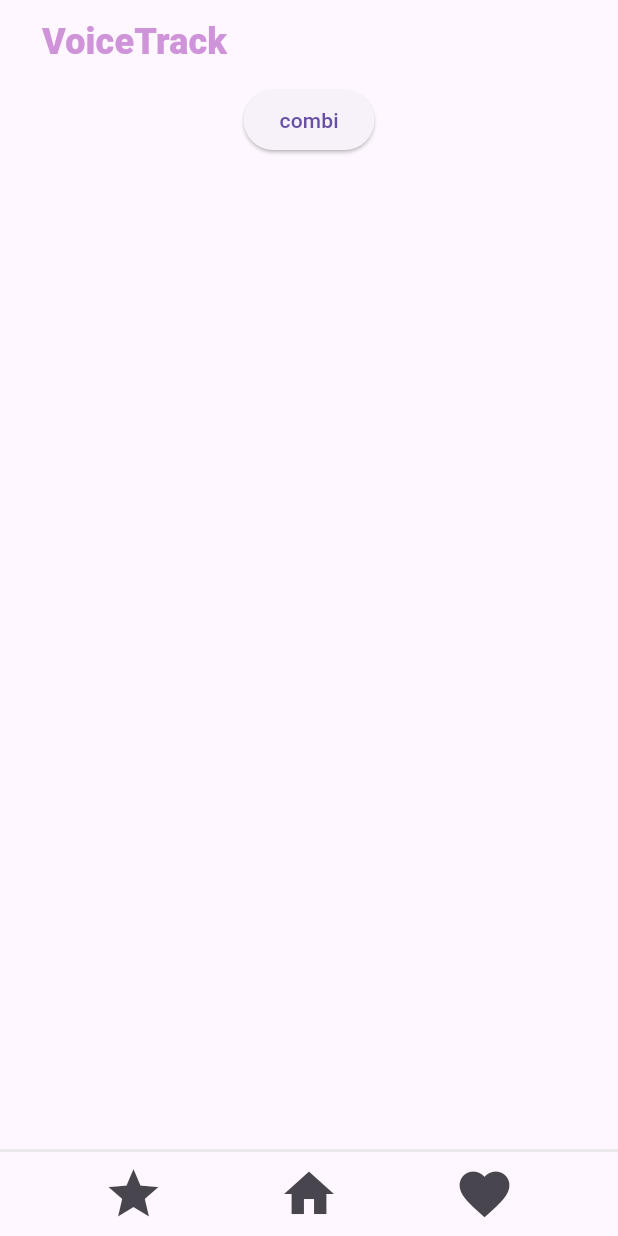
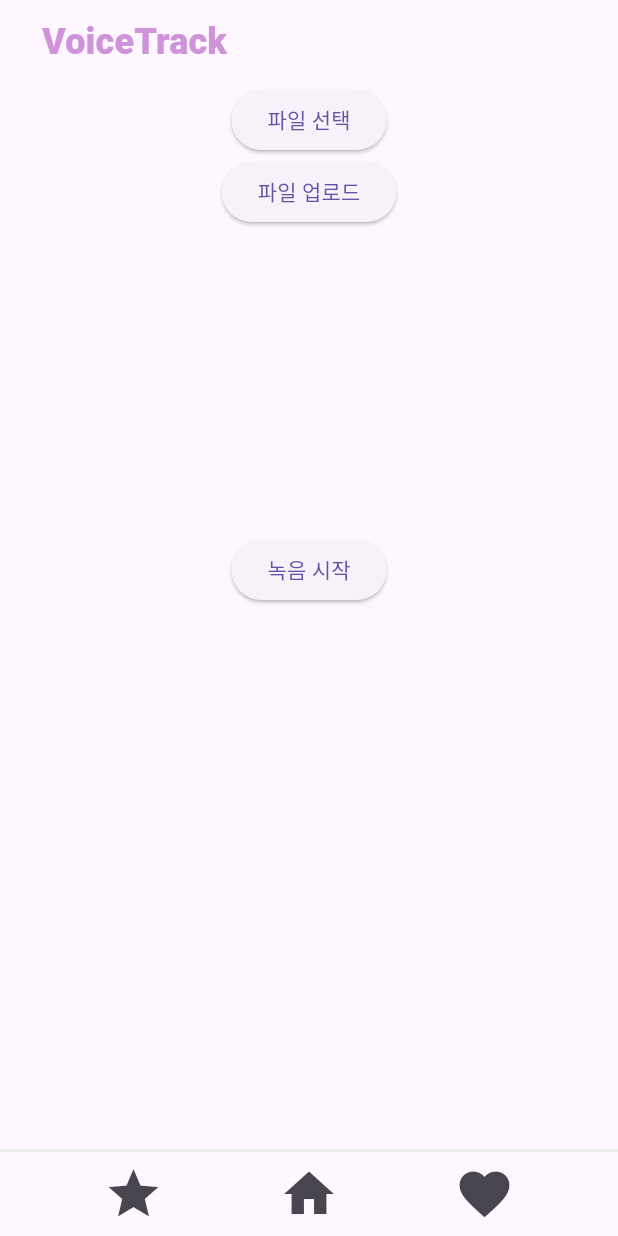
Before and after one commit to seonghorang/Voice_Project, a Flutter app: the screen it shows after launch, on a phone screen of 412 x 824 dp. Run offline on Flutter 3.47's test engine with Material 3 defaults, Android fonts, the phone set to English and light mode, and no system bars; our stand-ins replace audioplayers, file_picker, permission_handler; missing offline and left inert: flutter_sound.

Commit message:
[FNT] 메인.dart 변경

```diff
--- a/VoiceTrack/lib/main.dart
+++ b/VoiceTrack/lib/main.dart
@@ -1,6 +1,8 @@
 import 'package:flutter/material.dart';
-import 'package:voicetrack/screens/record/combi.dart';
+// import 'package:voicetrack/screens/record/combi.dart';
 import 'package:voicetrack/widgets/navigationbar.dart';
+import 'package:voicetrack/widgets/filerange.dart';
+import 'package:voicetrack/widgets/record.dart';
 
 void main() {
   runApp(const MyApp());
@@ -14,12 +16,14 @@ class MyApp extends StatelessWidget {
       home: Scaffold(
         appBar: AppBar(
           title: TextButton(
-          child: Text('VoiceTrack',
+            child: Text(
+              'VoiceTrack',
               style: TextStyle(
                 color: Colors.purple[200],
                 fontSize: 24,
                 fontWeight: FontWeight.w800,
-              )),
+              ),
+            ),
             onPressed: () {
               Navigator.pushReplacement(
                 context,
@@ -27,26 +31,20 @@ class MyApp extends StatelessWidget {
               );
             },
           ),
-        // elevation: 10.0,
         ),
-      body: Center(
-        child: Column(children: [
-          Builder(builder: (BuildContext context) {
-            return ElevatedButton(
-              child: const Text('combi'),
-              onPressed: () {
-                Navigator.push(
-                  context,
-                  MaterialPageRoute(
-                    builder: (context) => Combi(),
+        body: Column(
+          children: [
+            SizedBox(
+              height: 300,
+              child: FileRangeWidget(),
+            ),
+            SizedBox(
+              child: RecordWidget(),
+            ),
+          ],
+        ),
+        bottomNavigationBar: Navigationbar(),
       ),
     );
-              },
-            );
-          }),
-        ]),
-      ),
-      bottomNavigationBar: Navigationbar(),
-    ));
   }
 }
--- /dev/null
+++ b/VoiceTrack/lib/widgets/filerange.dart
@@ -0,0 +1,168 @@
+import 'package:audioplayers/audioplayers.dart';
+import 'package:file_picker/file_picker.dart';
+import 'package:http/http.dart' as http;
+import 'package:path/path.dart' as path;
+import 'package:flutter/material.dart';
+import 'dart:convert';
+import 'dart:io';
+
+AudioPlayer audioPlayer = AudioPlayer();
+
+class FileRangeWidget extends StatefulWidget {
+  FileRangeWidget({Key? key}) : super(key: key);
+  @override
+  FileRangeWidgetState createState() => FileRangeWidgetState();
+}
+
+class FileRangeWidgetState extends State<FileRangeWidget> {
+  String? key;
+  String? fileName;
+  String? fileUrl;
+  bool _isLoading = false;
+  List<File> _selectedFiles = [];
+  List<String> fileNames = [];
+  List<String> keys = [];
+
+  void uploadAllFiles() async {
+    setState(() {
+      _isLoading = true;
+    });
+
+    audioPlayer.play(AssetSource('sounds/ailoading.mp3'));
+
+    var request = http.MultipartRequest(
+        'POST', Uri.parse('http://172.30.1.17:5000/upload'));
+
+    for (var file in _selectedFiles) {
+      request.files.add(await http.MultipartFile.fromPath('file', file.path));
+    }
+
+    var response = await request.send();
+    if (response.statusCode == 200) {
+      print('Upload successful');
+      response.stream.transform(utf8.decoder).join().then((value) {
+        print(value);
+        Map<String, dynamic> responseJson = jsonDecode(value);
+        responseJson.entries.forEach((entry) {
+          setState(() {
+            fileNames.add(entry.key);
+            keys.add(entry.value);
+            // Map<String, dynamic> result = jsonDecode(value);
+            // setState(() {
+            //   key = result['key']; // 서버 응답에서 키값 추출
+            //   fileName = file.path.split('/').last; // 파일 이름 추출
+          });
+        });
+      });
+    } else {
+      print('Upload failed');
+    }
+    setState(() {
+      _isLoading = false; // 파일 업로드 완료 후에 로딩 상태를 false로 설정
+      _selectedFiles.clear();
+    });
+    audioPlayer.stop();
+    fileNames.clear();
+    keys.clear();
+  }
+
+  @override
+  Widget build(BuildContext context) {
+    return Center(
+      child: _isLoading
+          ? Column(
+              mainAxisAlignment: MainAxisAlignment.center,
+              children: <Widget>[
+                CircularProgressIndicator(),
+                Padding(
+                  padding: const EdgeInsets.only(top: 20),
+                  child: Text("AI가 돌아가고 이쓰요!"),
+                ),
+              ],
+            )
+          : ListView(
+              children: [
+                Align(
+                  child: ElevatedButton(
+                    child: Text('파일 선택'),
+                    onPressed: () async {
+                      FilePickerResult? result =
+                          await FilePicker.platform.pickFiles(
+                        allowMultiple: true,
+                      );
+                      if (result != null) {
+                        setState(() {
+                          // 화면을 갱신합니다.
+                          List<File> files =
+                              result.paths.map((path) => File(path!)).toList();
+                          // 새롭게 선택한 파일들을 리스트에 추가합니다.
+                          _selectedFiles.addAll(files);
+                        });
+                      } else {
+                        print('파일 선택 취소');
+                      }
+                    },
+                  ),
+                ),
+                ..._selectedFiles
+                    .map((file) => Text(
+                          '선택된 파일: ${path.basename(file.path)}', // 파일 이름 앞에 '선택된 파일: ' 텍스트를 추가합니다.
+                          style: TextStyle(
+                              fontWeight:
+                                  FontWeight.bold), // 선택된 파일 이름에 볼드체를 적용합니다.
+                        ))
+                    .toList(),
+                Align(
+                  child: ElevatedButton(
+                    // '파일 업로드' 버튼을 누르면 선택한 모든 파일을 업로드합니다.
+                    onPressed: uploadAllFiles,
+                    child: Text('파일 업로드'),
+                  ),
+                ),
+                ...List.generate(fileNames.length, (index) {
+                  return Column(
+                    children: [
+                      RichText(
+                        text: TextSpan(
+                          children: [
+                            TextSpan(
+                              text: '파일명: ',
+                              style: TextStyle(
+                                color: Colors.black,
+                                fontWeight: FontWeight.bold, // 볼드체
+                                fontSize: 18, // 글자 크기
+                              ),
+                            ),
+                            TextSpan(
+                              text: '${fileNames[index]}',
+                              style: TextStyle(color: Colors.black),
+                            ),
+                          ],
+                        ),
+                      ),
+                      RichText(
+                        text: TextSpan(
+                          children: [
+                            TextSpan(
+                              text: '키: ',
+                              style: TextStyle(
+                                color: Colors.black,
+                                fontWeight: FontWeight.bold, // 볼드체
+                                fontSize: 18, // 글자 크기
+                              ),
+                            ),
+                            TextSpan(
+                              text: '${keys[index]}',
+                              style: TextStyle(color: Colors.black),
+                            ),
+                          ],
+                        ),
+                      ),
+                    ],
+                  );
+                }),
+              ],
+            ),
+    );
+  }
+}
--- /dev/null
+++ b/VoiceTrack/lib/widgets/record.dart
@@ -0,0 +1,172 @@
+import 'package:permission_handler/permission_handler.dart';
+import 'package:flutter_sound/flutter_sound.dart';
+import 'package:path_provider/path_provider.dart';
+import 'package:audioplayers/audioplayers.dart';
+import 'package:http/http.dart' as http;
+import 'package:flutter/material.dart';
+import 'dart:convert';
+import 'dart:io';
+
+AudioPlayer audioPlayer = AudioPlayer();
+
+class RecordWidget extends StatefulWidget {
+  RecordWidget({Key? key}) : super(key: key);
+  @override
+  RecordWidgetState createState() => RecordWidgetState();
+}
+
+class RecordWidgetState extends State<RecordWidget> {
+  FlutterSoundRecorder? _recorder = FlutterSoundRecorder();
+  FlutterSoundPlayer? _player = FlutterSoundPlayer();
+  bool _isRecording = false;
+  String? _recordFilePath;
+  String? _key;
+  bool _isLoading = false;
+
+  @override
+  void initState() {
+    super.initState();
+    _recorder = FlutterSoundRecorder();
+    _player = FlutterSoundPlayer();
+    initPlayer();
+  }
+
+  void initPlayer() async {
+    await _player!.openAudioSession();
+  }
+
+  void _startRecording() async {
+    PermissionStatus status = await Permission.microphone.request();
+    if (status.isGranted) {
+      await _recorder!.openAudioSession();
+      Directory appDocDirectory = await getApplicationDocumentsDirectory();
+      String appDocPath = appDocDirectory.path;
+      _recordFilePath = '$appDocPath/record.wav';
+      await _recorder!.startRecorder(
+        toFile: _recordFilePath,
+        codec: Codec.pcm16WAV,
+      );
+      setState(() {
+        _isRecording = true;
+      });
+      print('녹음 시작');
+    } else {
+      print('Microphone permission not granted');
+      //여기에 필요한 알림 또는 동작을 추가합니다.
+    }
+  }
+
+  void _stopRecording() async {
+    await _recorder!.stopRecorder();
+    await _recorder!.closeAudioSession();
+    _recorder = FlutterSoundRecorder();
+
+    if (_recordFilePath != null) {
+      File file = File(_recordFilePath!);
+      if (await file.exists()) {
+        print('File exists, size: ${await file.length()} bytes');
+      } else {
+        print('File does not exist');
+      }
+    }
+
+    setState(() {
+      _isRecording = false;
+    });
+
+    if (_recordFilePath != null) {
+      uploadFile(File(_recordFilePath!));
+    }
+    print('녹음 종료');
+  }
+
+  void uploadFile(File file) async {
+    setState(() {
+      _isLoading = true;
+    });
+    var request = http.MultipartRequest(
+        'POST', Uri.parse('http://172.30.1.17:5000/upload'));
+    request.files.add(await http.MultipartFile.fromPath('file', file.path));
+    var response = await request.send();
+    if (response.statusCode == 200) {
+      print('Upload successful');
+      response.stream.transform(utf8.decoder).join().then((value) {
+        Map<String, dynamic> result = jsonDecode(value);
+        setState(() {
+          _key = result['key']; // 서버 응답에서 키값 추출
+        });
+      });
+    } else {
+      print('Upload failed');
+    }
+
+    setState(() {
+      _isLoading = false;
+    });
+  }
+
+  void _playRecording() async {
+    if (_recordFilePath != null) {
+      await _player!.startPlayer(fromURI: _recordFilePath);
+    } else {
+      print('No recording to play');
+    }
+    print('녹음 재생');
+  }
+
+  @override
+  Widget build(BuildContext context) {
+    return Center(
+      child: _isLoading
+          ? CircularProgressIndicator()
+          : Column(
+              mainAxisAlignment: MainAxisAlignment.center,
+              children: [
+                ElevatedButton(
+                  onPressed: _isRecording ? null : _startRecording,
+                  child: const Text('녹음 시작'),
+                ),
+                Visibility(
+                  visible: _isRecording,
+                  child: ElevatedButton(
+                    onPressed: _isRecording ? _stopRecording : null,
+                    child: const Text('녹음 종료'),
+                  ),
+                ),
+                Visibility(
+                  visible: !_isRecording && _recordFilePath != null,
+                  child: ElevatedButton(
+                    onPressed: _playRecording,
+                    child: const Icon(Icons.play_arrow),
+                  ),
+                ),
+                if (_key != null)
+                  Center(
+                    child: Column(
+                      mainAxisAlignment: MainAxisAlignment.center,
+                      children: <Widget>[
+                        RichText(
+                          text: TextSpan(
+                            children: [
+                              TextSpan(
+                                text: '당신의 키: ',
+                                style: TextStyle(
+                                    color: Colors.black,
+                                    fontWeight: FontWeight.bold,
+                                    fontSize: 18),
+                              ),
+                              TextSpan(
+                                text: '$_key',
+                                style: TextStyle(color: Colors.black),
+                              ),
+                            ],
+                          ),
+                        ),
+                      ],
+                    ),
+                  )
+              ],
+            ),
+    );
+  }
+}
```
Lines whose indentation alone changed are shown as unchanged.
